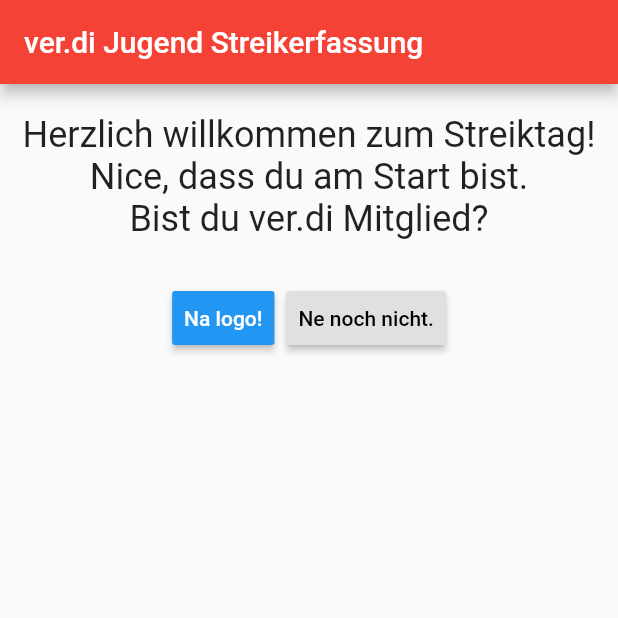
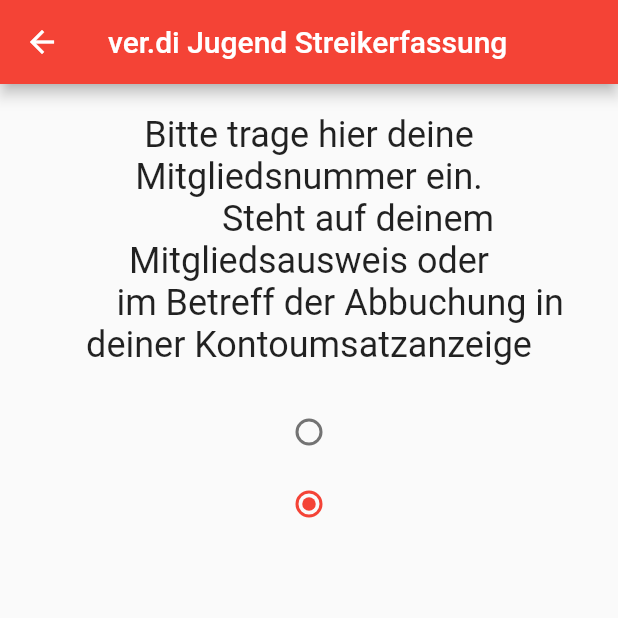
Before and after one commit to Fricofresh/Verdi_Jugend_Streikerfassung, a Flutter app: the screen it shows after launch, after a tap on "Na logo!", on a phone screen of 412 x 824 dp, the top half of it. Run offline on Flutter 3.47's test engine with Material 2 defaults, Android fonts, the phone set to English and light mode, and no system bars.

Commit message:
Teil 1 linker Baum implementiert

```diff
--- a/lib/sites/membershipNumberPage.dart
+++ b/lib/sites/membershipNumberPage.dart
@@ -1,15 +1,54 @@
 import 'package:flutter/material.dart';
 import 'package:verdi_jugend_streikerfassung/widgets/baseLayout.dart';
 
-class MembershipNumberPage extends StatelessWidget {
+class MembershipNumberPage extends StatefulWidget
+{
   static const String routeId = "/membershipNumber";
+  MembershipNumberPage({Key key}) : super(key: key);
 
   @override
-  Widget build(BuildContext context) {
+  MembershipNumberPageState createState() => MembershipNumberPageState();
+
+}
+
+class MembershipNumberPageState extends State<MembershipNumberPage>
+{
+
+   int _radiobuttonvalue = 1;
+
+  @override
+  Widget build(BuildContext context)
+  {
     //TODO add embetted webview, listen to form submit and go futher
-    return BaseLayout(
-      title: null,
-      children: <Widget>[],
+    return BaseLayout
+      (
+        title:
+        """Bitte trage hier deine Mitgliedsnummer ein.
+           Steht auf deinem Mitgliedsausweis oder
+       im Betreff der Abbuchung in deiner Kontoumsatzanzeige""",
+      children:
+      [
+        new Column(
+          mainAxisAlignment: MainAxisAlignment.center,
+          children: <Widget>[
+            new Radio(
+              value: 0,
+              groupValue: _radiobuttonvalue,
+              onChanged: (value) => _handleswitch(value),
+            ),
+            new Radio(
+              value: 1,
+              groupValue: _radiobuttonvalue,
+              onChanged: (value) => _handleswitch(value),
+            ),
+          ],
+        )
+      ],
     );
   }
+
+  void _handleswitch(value)
+  {
+      _radiobuttonvalue = value;
+  }
 }
--- a/lib/sites/welcomePage.dart
+++ b/lib/sites/welcomePage.dart
@@ -1,4 +1,5 @@
 import 'package:flutter/material.dart';
+import 'package:verdi_jugend_streikerfassung/sites/membershipNumberPage.dart';
 import 'package:verdi_jugend_streikerfassung/sites/wantBecomeMember.dart';
 import 'package:verdi_jugend_streikerfassung/widgets/baseLayout.dart';
 
@@ -24,7 +25,8 @@ Bist du ver.di Mitglied?""",
             RaisedButton(
               color: Colors.blue,
               child: Text("Na logo!"),
-              onPressed: () {},
+              onPressed: () =>
+                  Navigator.pushNamed(context, MembershipNumberPage.routeId),
             ),
             RaisedButton(
               child: Text("Ne noch nicht."),
```
Also changed, not shown: lib/main.dart (+4 -3 lines).
